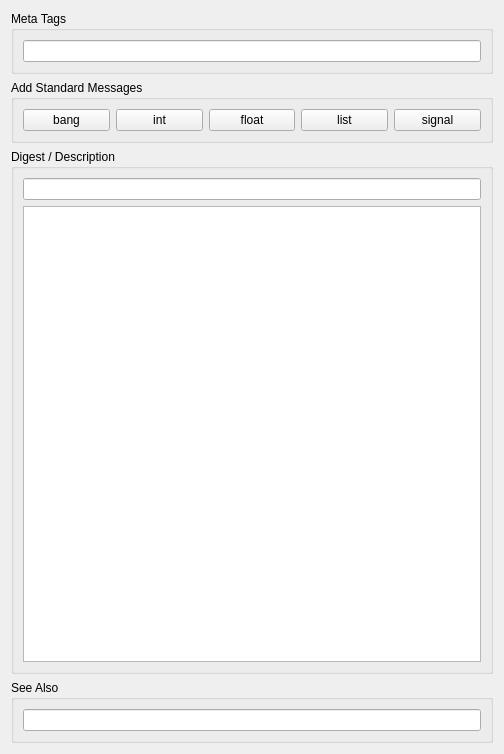
Old version of the form src/Help/HelpEditPatch.ui in the repository xavierxeon-music/MaxPackageAdmin.
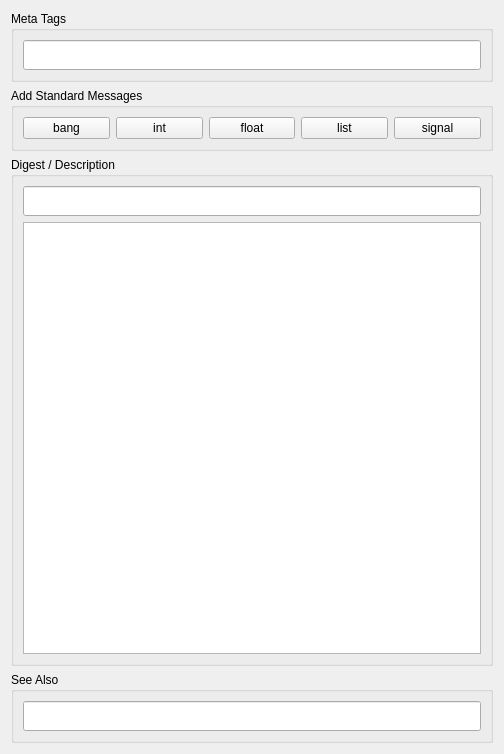
New version of the form.

The edit to the form file:
```diff
--- a/src/Help/HelpEditPatch.ui
+++ b/src/Help/HelpEditPatch.ui
@@ -24,7 +24,14 @@
      </property>
      <layout class="QVBoxLayout" name="verticalLayout_3">
       <item>
-       <widget class="QLineEdit" name="metaTagEdit"/>
+       <widget class="QLineEdit" name="metaTagEdit">
+        <property name="minimumSize">
+         <size>
+          <width>0</width>
+          <height>30</height>
+         </size>
+        </property>
+       </widget>
       </item>
      </layout>
     </widget>
@@ -86,7 +93,14 @@
      </property>
      <layout class="QVBoxLayout" name="verticalLayout">
       <item>
-       <widget class="QLineEdit" name="digestEdit"/>
+       <widget class="QLineEdit" name="digestEdit">
+        <property name="minimumSize">
+         <size>
+          <width>0</width>
+          <height>30</height>
+         </size>
+        </property>
+       </widget>
       </item>
       <item>
        <widget class="QPlainTextEdit" name="descrptionEdit"/>
@@ -104,7 +118,14 @@
      </property>
      <layout class="QVBoxLayout" name="verticalLayout_2">
       <item>
-       <widget class="QLineEdit" name="seeAlsoEdit"/>
+       <widget class="QLineEdit" name="seeAlsoEdit">
+        <property name="minimumSize">
+         <size>
+          <width>0</width>
+          <height>30</height>
+         </size>
+        </property>
+       </widget>
       </item>
      </layout>
     </widget>
```
